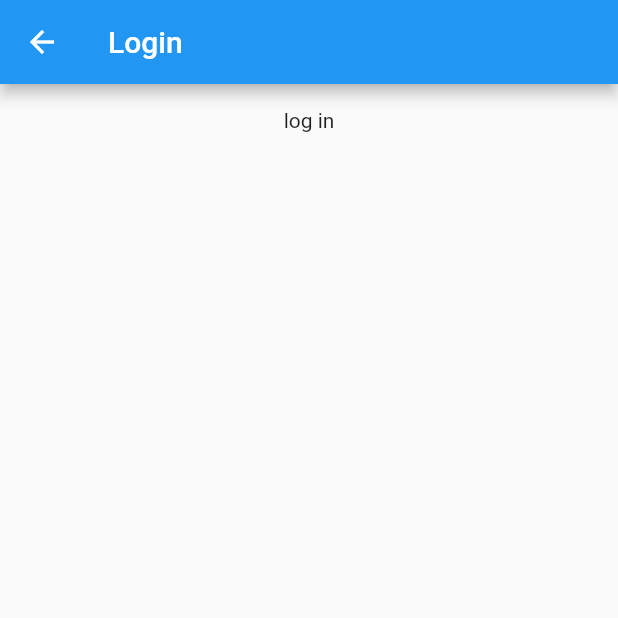
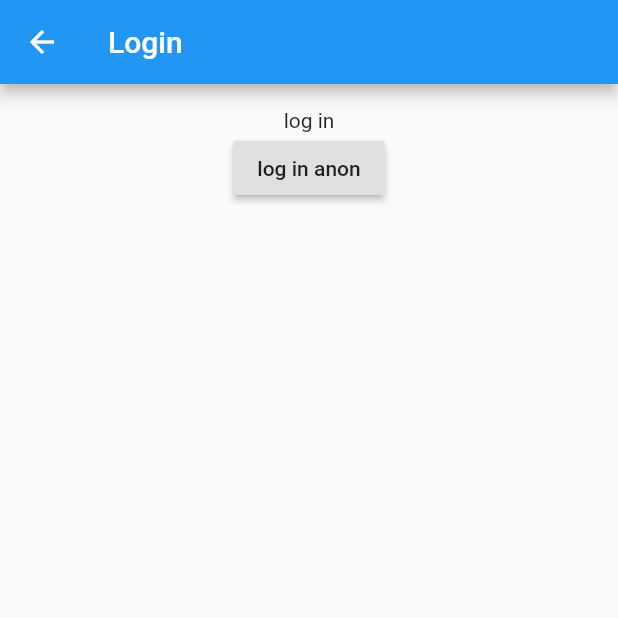
Before and after one commit to dezet98/foederis, a Flutter app: the screen it shows after launch, after a tap on "login", on a phone screen of 412 x 824 dp, the top half of it. Run offline on Flutter 3.47's test engine with Material 2 defaults, Android fonts, the phone set to English and light mode, and no system bars; drawn by our look-alikes of flutter_platform_widgets; our stand-ins replace firebase_auth, firebase_core; accounts and stored records are empty; network calls fail.

Commit message:
add basic auth repository and implement login anonymous

```diff
--- a/lib/main.dart
+++ b/lib/main.dart
@@ -1,12 +1,15 @@
 import 'package:engineering_thesis/shared/router.dart' as Routing;
 import 'package:engineering_thesis/shared/theme.dart';
+import 'package:firebase_core/firebase_core.dart';
 import 'package:flutter/cupertino.dart';
 import 'package:flutter/material.dart';
 import 'package:flutter_localizations/flutter_localizations.dart';
 import 'package:flutter_platform_widgets/flutter_platform_widgets.dart';
 import 'generated/l10n.dart';
 
-void main() {
+void main() async {
+  WidgetsFlutterBinding.ensureInitialized();
+  await Firebase.initializeApp();
   runApp(MyApp());
 }
 
--- /dev/null
+++ b/lib/repositories/auth_repository.dart
@@ -0,0 +1,14 @@
+import 'package:firebase_auth/firebase_auth.dart';
+
+class AuthRepository {
+  final FirebaseAuth _firebaseAuth;
+
+  AuthRepository({FirebaseAuth firebaseAuth})
+      : _firebaseAuth = firebaseAuth ?? FirebaseAuth.instance;
+
+  Future<UserCredential> signAnon() async {
+    var x = await _firebaseAuth.signInAnonymously();
+    print(x); // TODO
+    return x;
+  }
+}
--- a/lib/screens/login_screen.dart
+++ b/lib/screens/login_screen.dart
@@ -1,4 +1,5 @@
 import 'package:engineering_thesis/generated/l10n.dart';
+import 'package:engineering_thesis/repositories/auth_repository.dart';
 import 'package:engineering_thesis/shared/components/template_screen.dart';
 import 'package:flutter/material.dart';
 import 'package:flutter_platform_widgets/flutter_platform_widgets.dart';
@@ -15,6 +16,12 @@ class LoginScreen extends StatelessWidget {
           Center(
             child: Text(S.of(context).login),
           ),
+          RaisedButton(
+            onPressed: () {
+              AuthRepository().signAnon();
+            },
+            child: Text('log in anon'),
+          )
         ],
       ),
     );
--- a/pubspec.yaml
+++ b/pubspec.yaml
@@ -27,6 +27,11 @@ dependencies:
   flutter_localizations:
     sdk: flutter
   flutter_platform_widgets: 0.70.2
+  bloc: ^6.0.0
+  flutter_bloc: ^6.0.0
+
+  firebase_auth: ^0.18.1+2
+  firebase_core: ^0.5.0+1
 
   # The following adds the Cupertino Icons font to your application.
   # Use with the CupertinoIcons class for iOS style icons.
```
Also changed, not shown: pubspec.lock.
